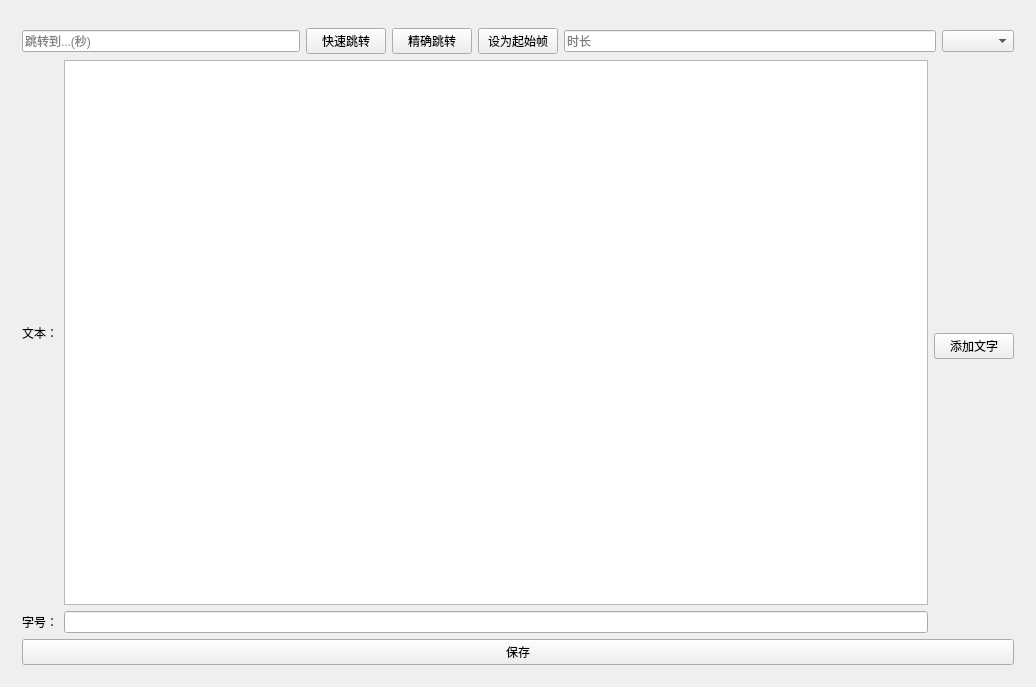
Qt form src/mainwindow/fcmainwidget.ui (LiangZuoting/ffcutter) before a commit.
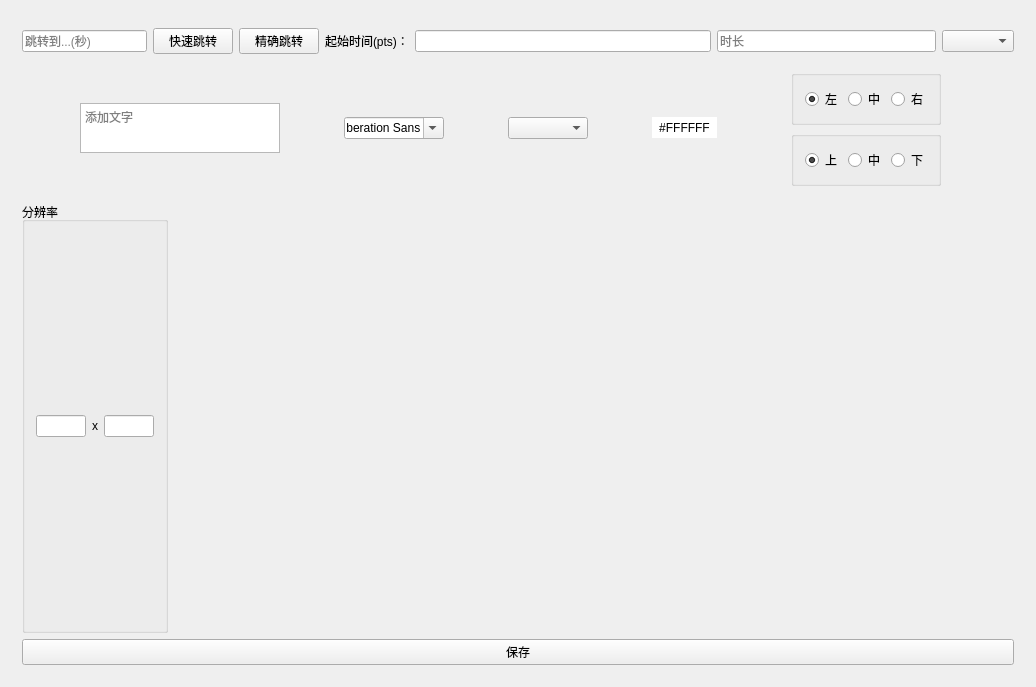
The same form after that commit. Custom widgets are drawn as their Qt base class.

What changed in the file:
```diff
--- a/src/mainwindow/fcmainwidget.ui
+++ b/src/mainwindow/fcmainwidget.ui
@@ -48,12 +48,15 @@
          </layout>
         </item>
         <item>
-         <widget class="QPushButton" name="setStartBtn">
+         <widget class="QLabel" name="label_3">
           <property name="text">
-           <string>设为起始帧</string>
+           <string>起始时间(pts)：</string>
           </property>
          </widget>
         </item>
+        <item>
+         <widget class="QLineEdit" name="startPtsEdit"/>
+        </item>
         <item>
          <layout class="QHBoxLayout" name="horizontalLayout">
           <item>
@@ -72,46 +75,204 @@
       </item>
       <item>
        <layout class="QHBoxLayout" name="horizontalLayout_3">
+        <property name="leftMargin">
+         <number>0</number>
+        </property>
+        <property name="rightMargin">
+         <number>0</number>
+        </property>
+        <item>
+         <widget class="QPlainTextEdit" name="textEdit">
+          <property name="maximumSize">
+           <size>
+            <width>200</width>
+            <height>50</height>
+           </size>
+          </property>
+          <property name="placeholderText">
+           <string>添加文字</string>
+          </property>
+         </widget>
+        </item>
+        <item>
+         <widget class="QFontComboBox" name="fontComboBox">
+          <property name="maximumSize">
+           <size>
+            <width>100</width>
+            <height>16777215</height>
+           </size>
+          </property>
+         </widget>
+        </item>
+        <item>
+         <widget class="QComboBox" name="fontSizeComboBox">
+          <property name="maximumSize">
+           <size>
+            <width>80</width>
+            <height>16777215</height>
+           </size>
+          </property>
+         </widget>
+        </item>
+        <item>
+         <widget class="QToolButton" name="textColorBtn">
+          <property name="styleSheet">
+           <string notr="true">background: white</string>
+          </property>
+          <property name="text">
+           <string>#FFFFFF</string>
+          </property>
+          <property name="toolButtonStyle">
+           <enum>Qt::ToolButtonTextOnly</enum>
+          </property>
+          <property name="autoRaise">
+           <bool>true</bool>
+          </property>
+         </widget>
+        </item>
         <item>
          <layout class="QVBoxLayout" name="verticalLayout">
+          <property name="leftMargin">
+           <number>10</number>
+          </property>
+          <property name="topMargin">
+           <number>10</number>
+          </property>
+          <property name="rightMargin">
+           <number>10</number>
+          </property>
+          <property name="bottomMargin">
+           <number>10</number>
+          </property>
           <item>
+           <widget class="QGroupBox" name="halignGroupBox">
+            <property name="maximumSize">
+             <size>
+              <width>150</width>
+              <height>100</height>
+             </size>
+            </property>
+            <property name="title">
+             <string/>
+            </property>
+            <property name="flat">
+             <bool>false</bool>
+            </property>
            <layout class="QHBoxLayout" name="horizontalLayout_4">
             <item>
-             <widget class="QLabel" name="label">
+              <widget class="QRadioButton" name="alignLeftBtn">
               <property name="text">
-               <string>文本：</string>
-              </property>
+                <string>左</string>
+               </property>
+               <property name="checked">
+                <bool>true</bool>
+               </property>
              </widget>
             </item>
             <item>
-             <widget class="QPlainTextEdit" name="plainTextEdit"/>
-            </item>
-           </layout>
+              <widget class="QRadioButton" name="alignHCenterBtn">
+               <property name="text">
+                <string>中</string>
+               </property>
+              </widget>
+             </item>
+             <item>
+              <widget class="QRadioButton" name="alignRightBtn">
+               <property name="text">
+                <string>右</string>
+               </property>
+              </widget>
+             </item>
+            </layout>
+           </widget>
           </item>
           <item>
+           <widget class="QGroupBox" name="valignGroupBox">
+            <property name="maximumSize">
+             <size>
+              <width>150</width>
+              <height>100</height>
+             </size>
+            </property>
+            <property name="title">
+             <string/>
+            </property>
+            <property name="flat">
+             <bool>false</bool>
+            </property>
            <layout class="QHBoxLayout" name="horizontalLayout_5">
             <item>
-             <widget class="QLabel" name="label_2">
+              <widget class="QRadioButton" name="alignTopBtn">
               <property name="text">
-               <string>字号：</string>
-              </property>
+                <string>上</string>
+               </property>
+               <property name="checked">
+                <bool>true</bool>
+               </property>
              </widget>
             </item>
             <item>
-             <widget class="QLineEdit" name="fontSizeEdit"/>
-            </item>
-           </layout>
+              <widget class="QRadioButton" name="alignVCenterBtn">
+               <property name="text">
+                <string>中</string>
+               </property>
+              </widget>
+             </item>
+             <item>
+              <widget class="QRadioButton" name="alignBottomBtn">
+               <property name="text">
+                <string>下</string>
+               </property>
+              </widget>
+             </item>
+            </layout>
+           </widget>
           </item>
          </layout>
         </item>
+       </layout>
+      </item>
         <item>
-         <widget class="QPushButton" name="addTextBtn">
+       <widget class="QGroupBox" name="groupBox">
+        <property name="sizePolicy">
+         <sizepolicy hsizetype="Fixed" vsizetype="Preferred">
+          <horstretch>0</horstretch>
+          <verstretch>0</verstretch>
+         </sizepolicy>
+        </property>
+        <property name="title">
+         <string>分辨率</string>
+        </property>
+        <layout class="QHBoxLayout" name="horizontalLayout_6">
+         <item>
+          <widget class="QLineEdit" name="widthEdit">
+           <property name="maximumSize">
+            <size>
+             <width>50</width>
+             <height>16777215</height>
+            </size>
+           </property>
+          </widget>
+         </item>
+         <item>
+          <widget class="QLabel" name="label">
           <property name="text">
-           <string>添加文字</string>
+            <string>x</string>
           </property>
          </widget>
         </item>
-       </layout>
+         <item>
+          <widget class="QLineEdit" name="heightEdit">
+           <property name="maximumSize">
+            <size>
+             <width>50</width>
+             <height>16777215</height>
+            </size>
+           </property>
+          </widget>
+         </item>
+        </layout>
+       </widget>
       </item>
       <item>
        <widget class="QPushButton" name="saveBtn">
```
Lines whose indentation alone changed are shown as unchanged.
